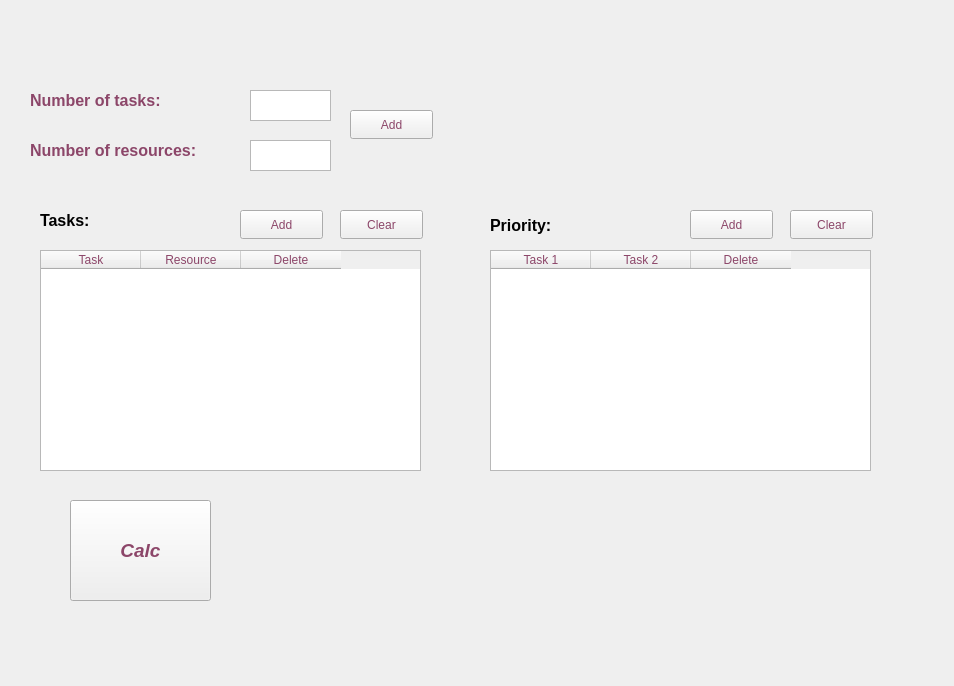
MohamedRebai41/Operations_Research_Project, file Interfaces/window2.ui: the form before one commit.
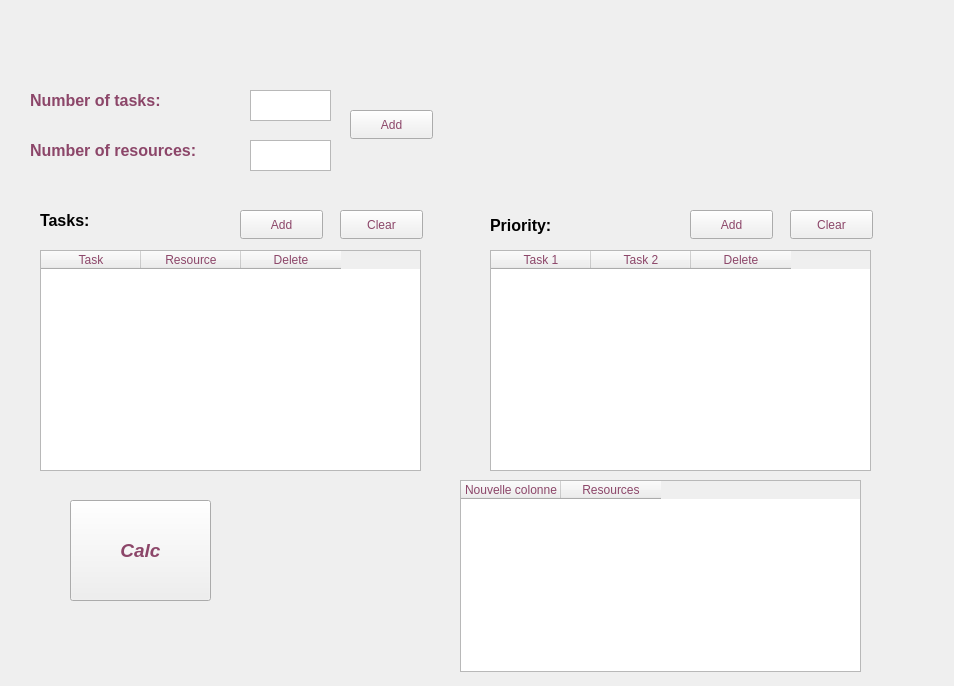
The form after the commit.

```diff
--- a/Interfaces/window2.ui
+++ b/Interfaces/window2.ui
@@ -410,6 +410,39 @@
     <string>Calc</string>
    </property>
   </widget>
+  <widget class="QLabel" name="resLabel">
+   <property name="geometry">
+    <rect>
+     <x>280</x>
+     <y>510</y>
+     <width>221</width>
+     <height>121</height>
+    </rect>
+   </property>
+   <property name="text">
+    <string/>
+   </property>
+  </widget>
+  <widget class="QTableWidget" name="resTable">
+   <property name="geometry">
+    <rect>
+     <x>460</x>
+     <y>480</y>
+     <width>401</width>
+     <height>192</height>
+    </rect>
+   </property>
+   <column>
+    <property name="text">
+     <string>Nouvelle colonne</string>
+    </property>
+   </column>
+   <column>
+    <property name="text">
+     <string>Resources</string>
+    </property>
+   </column>
+  </widget>
  </widget>
  <resources/>
  <connections/>
```
